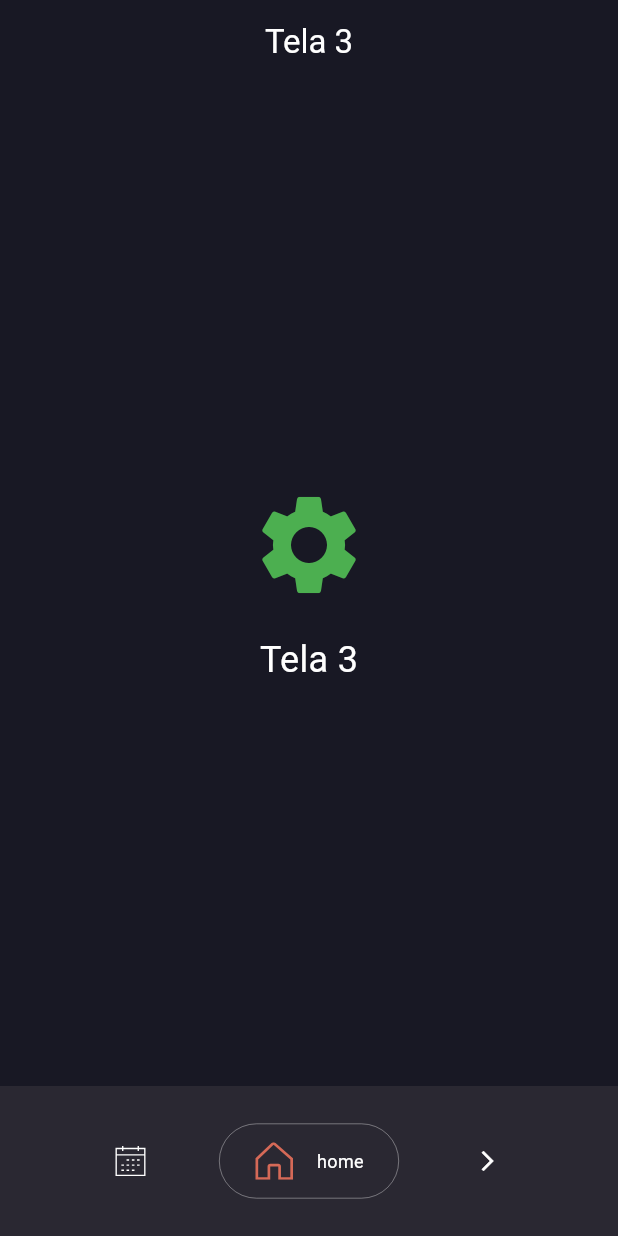
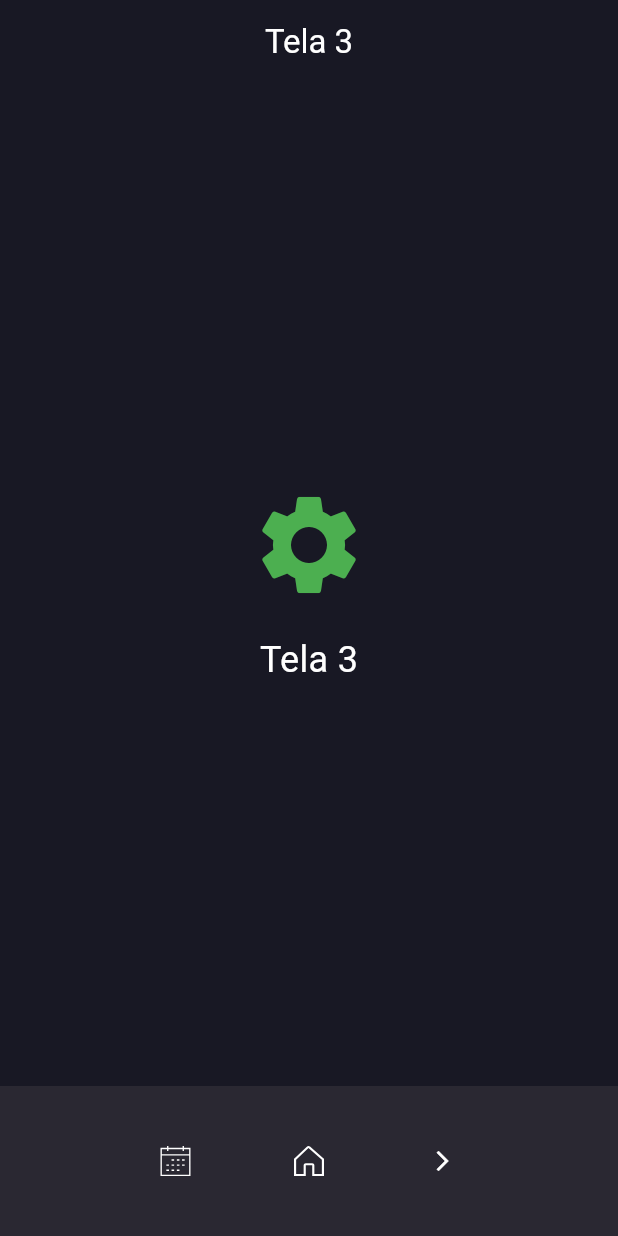
Before and after one commit to NoachDev/SeferTorah, a Flutter app: the screen it shows after launch, item 3 of the bottom bar chosen, after a tap on the "arrow forward ios" icon, on a phone screen of 412 x 824 dp. Run offline on Flutter 3.47's test engine with Material 3 defaults, Android fonts, the light colour scheme and no system bars; our stand-ins replace flutter_svg, go_router; missing offline and left inert: flutter_graph_view.

Commit message:
Add animation to navbar, and create a simple graph structure in home screen

```diff
--- /dev/null
+++ b/lib/home.dart
@@ -0,0 +1,110 @@
+import 'package:flutter/material.dart';
+import 'package:flutter_graph_view/flutter_graph_view.dart';
+import 'dart:math';
+
+class GradientBackground extends StatelessWidget {
+  final Widget? child;
+  const GradientBackground({super.key, required this.child});
+
+  @override
+  Widget build(BuildContext context) {
+    final List<Color> defaultColors = [
+      Theme.of(context).colorScheme.primary.withAlpha(53),
+      const Color.fromARGB(0, 0, 0, 0)
+    ];
+
+    return Container(
+      decoration: BoxDecoration(
+        gradient: RadialGradient(
+          center: Alignment.center,
+          radius: 0.6,
+          colors: defaultColors
+        ),
+
+      ),
+      child: child,
+    );
+  }
+}
+
+
+class VertexFontStyleDemo extends StatelessWidget {
+  const VertexFontStyleDemo({super.key});
+
+  @override
+  Widget build(BuildContext context) {
+    var r = Random();
+
+    final vertexes = List.generate(6, (i) {
+      return {
+          'id': 'node$i',
+          'tag': 'tag${r.nextInt(9)}',
+          "solid" : true,
+          'tags': [
+            if (i % 3 == 0) "test1",
+            if (i % 3 == 1) "test2",
+            if (i % 3 == 2) "test3",
+          ],
+        };
+    });
+
+    final edges = List.generate(6, (i) {
+      return {
+        'srcId': 'node${i % 3}',
+        'dstId': 'node$i',
+        'solid': true,
+        'edgeName': 'edge${r.nextInt(3)}',
+        'ranking': DateTime.now().millisecond,
+
+      };
+    });
+
+
+    var data = {
+      'vertexes': vertexes,
+      'edges': edges,
+    };
+
+    return FlutterGraphWidget(
+      data: data,
+      algorithm: ForceDirected(decorators: [
+          HookeBorderDecorator(borderFactor: 0.8, k : 1, alwaysInScreen: true),
+          HookeDecorator(),
+          CoulombCenterDecorator(k: 10),
+          HookeCenterDecorator(),
+          ForceDecorator(),
+          ForceMotionDecorator(),
+          TimeCounterDecorator(),
+          CoulombDecorator(),
+          GraphRouteDecorator()
+      ]),
+      convertor: MapConvertor(),
+      options: Options()
+        ..enableHit = true
+        ..graphStyle = (
+          GraphStyle()
+          ..tagColor = {"test1" : Colors.red.shade200, "test2" : Colors.orange.shade200 , "test3" : Colors.green.shade200}
+          ..vertexTextStyleGetter = (vertex, shape) {
+            return TextStyle(color: Colors.white);
+          })
+        // ..vertexShape = VertexCircleShape()// default is VertexCircleShape.
+
+        ..backgroundBuilder = (context) => Container( color: Colors.transparent )
+    );
+  }
+
+}
+
+class Screen1 extends StatelessWidget {
+  const Screen1();
+
+  @override
+  Widget build(BuildContext context) {
+    return Scaffold(
+      body: GradientBackground(
+        // child: VertexFontStyleDemo()
+        child: VertexFontStyleDemo(),
+      ),
+    );
+  }
+}
--- a/lib/main.dart
+++ b/lib/main.dart
@@ -3,6 +3,7 @@
 import 'package:provider/provider.dart';
 import 'package:go_router/go_router.dart';
 import 'theme/app_theme.dart';
+import 'home.dart';
 
 void main() {
   runApp(const MyApp());
@@ -61,14 +62,6 @@
 );
 
 class AppState extends ChangeNotifier {
-  String _currentRoute = '/home';
-
-  String get currentRoute => _currentRoute;
-
-  void setRoute(String route) {
-    _currentRoute = route;
-    notifyListeners();
-  }
 }
 
 class RootLayout extends StatelessWidget {
@@ -85,36 +78,13 @@
           color: Theme.of(context).colorScheme.tertiary,
           height: 100,
           padding: const EdgeInsets.all(8),
-          child: const NavBottomBar(),
+          child: NavBottomBar(),
         )
       ),
     );
   }
 }
 
-class Screen1 extends StatelessWidget {
-  const Screen1();
-
-  @override
-  Widget build(BuildContext context) {
-    return Scaffold(
-      appBar: AppBar(
-        title: const Text('Tela 1'),
-        centerTitle: true,
-      ),
-      body: Center(
-        child: Column(
-          mainAxisAlignment: MainAxisAlignment.center,
-          children: [
-            const Icon(Icons.home, size: 80, color: Colors.blue),
-            const SizedBox(height: 20),
-            const Text('Tela 1', style: TextStyle(fontSize: 24)),
-          ],
-        ),
-      ),
-    );
-  }
-}
 
 class Screen2 extends StatelessWidget {
   const Screen2();
@@ -164,33 +134,67 @@
   }
 }
 
-class NavBottomBar extends StatelessWidget {
-  const NavBottomBar({super.key});
+class NavBottomBar extends StatefulWidget {
+  @override
+  State<NavBottomBar> createState() => _NavBottomBarState();
+}
+
+class _NavBottomBarState extends State<NavBottomBar> {
+  int _selectedRoute = 1;
+
+  void _selectRoute(int index) {
+    setState(() {
+      _selectedRoute = index;
+    });
+  }
 
   @override
   Widget build(BuildContext context) {
-
     return Row(
       mainAxisAlignment: MainAxisAlignment.center,
       spacing: 35,
       children: [
-        IconButton(onPressed: () => GoRouter.of(context).goNamed("calendar"), icon: SvgPicture.asset(
+        // SizedBox(
+        //   height: 30,
+        //   child: ,
+        // )
+        Column(
+          mainAxisAlignment: MainAxisAlignment.center,
+          children: [
+            IconButton(onPressed: () => {GoRouter.of(context).goNamed("calendar"), _selectRoute(0)}, icon: SvgPicture.asset(
               'assets/icons/calendar.svg',
               semanticsLabel: 'calendar widget',
               height: 20,
               colorFilter: const ColorFilter.mode(Colors.white, BlendMode.srcIn)
               )
             ),
+            if (_selectedRoute == 0) Container(
+              width: 6,
+              height: 6,
+              // margin: const EdgeInsets.only(top: 4),
+              decoration: const BoxDecoration(
+                  color: Colors.white,
+                  shape: BoxShape.circle,
+                )
+              ),
+          ],
+        )
+        ,
         GestureDetector(
-          onTap: () => GoRouter.of(context).goNamed("home"),
-          child: Container(
+          onTap: () => {
+            GoRouter.of(context).goNamed("home"),
+            _selectRoute(1)
+          },
+          child: AnimatedContainer(
             decoration: BoxDecoration(
               shape: BoxShape.rectangle,
-              border: Border.all(color: Colors.white60, width: 0.4),
+              border: _selectedRoute == 1 ? Border.all(color: Colors.white60, width: 0.4) : null,
               borderRadius: BorderRadius.all(Radius.circular(100)),
+              color: _selectedRoute == 1 ? Theme.of(context).colorScheme.surface.withAlpha(82) : Colors.transparent,
             ),
 
-            width: 120,
+            duration: Duration(milliseconds: 60),
+            width: _selectedRoute == 1 ? 120 : 60,
             height: 50,
             child: Row(
               mainAxisAlignment: MainAxisAlignment.center,
@@ -199,16 +203,16 @@
                 SvgPicture.asset(
                   'assets/icons/home.svg',
                   semanticsLabel: 'home widget',
-                  height: 25,
-                  colorFilter: ColorFilter.mode(Theme.of(context).colorScheme.secondary, BlendMode.srcIn)
+                  height: _selectedRoute == 1 ? 25 : 20,
+                  colorFilter: ColorFilter.mode(_selectedRoute == 1 ? Theme.of(context).colorScheme.secondary : Colors.white, BlendMode.srcIn)
                 ),
-                const Text('home', style: TextStyle(fontSize: 12, color: Colors.white)),
+                if (_selectedRoute == 1 ) const Text('home', style: TextStyle(fontSize: 12, color: Colors.white)),
               ],
             ),
           )
         ),
 
-        IconButton(onPressed: () => GoRouter.of(context).goNamed("comunity"), icon: Icon(Icons.arrow_forward_ios, size: 16,) ),
+        IconButton(onPressed: () => {GoRouter.of(context).goNamed("comunity"), _selectRoute(2)}, icon: Icon(Icons.arrow_forward_ios, size: 16,) ),
       ],
     );
   }
```
Lines whose indentation alone changed are shown as unchanged.
